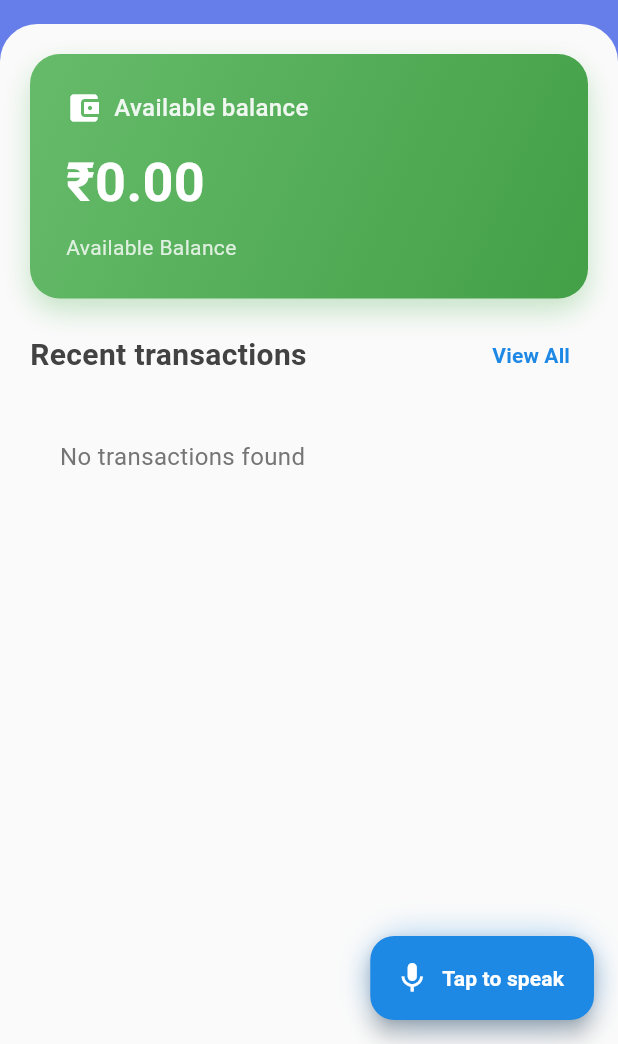
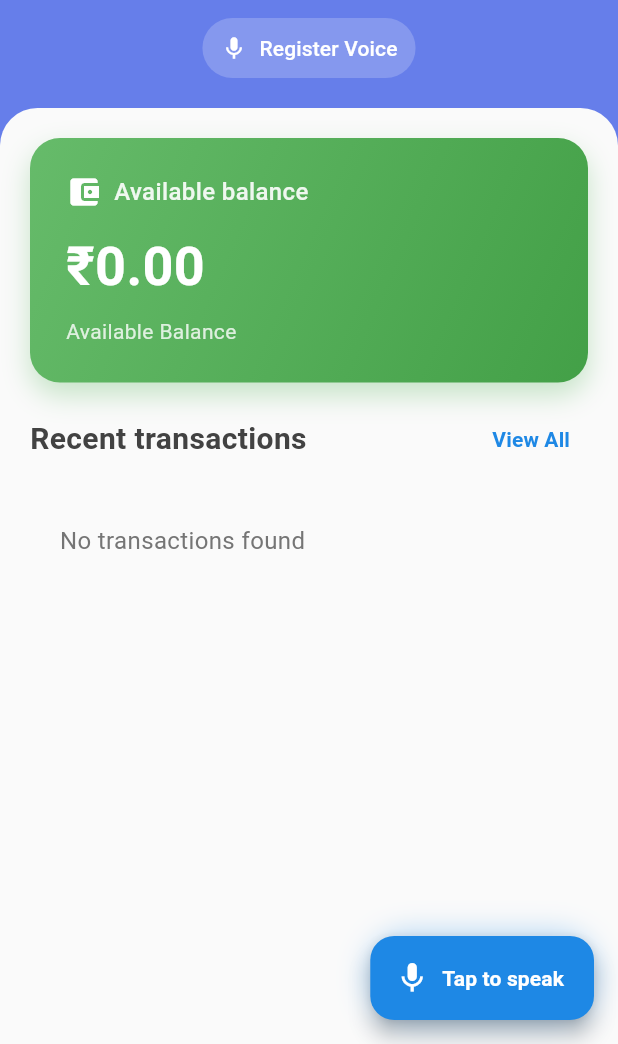
Before and after one commit to joshsoftware/voice-banking, a Flutter app: the VoiceBankHome screen opened by its route, on a phone screen of 412 x 824 dp, the part 192-1236 px from its top. Run offline on Flutter 3.47's test engine with Material 3 defaults, Android fonts, the phone set to English and light mode, and no system bars; our stand-ins replace device_info_plus, dio, flutter_bloc, flutter_dotenv, flutter_tts, permission_handler and 1 more; missing offline and left inert: record; accounts and stored records are empty; network calls fail.

Commit message:
Ticket #PJM-73 - Added a button to register/unregister voice in the Voice Bank Home screen, updating the UI accordingly. - Modified voice verification process to only verify if the user has registered their voice, streamlining the transcription intent flow.

```diff
--- a/mobile_app/lib/screens/voice_bank_home.dart
+++ b/mobile_app/lib/screens/voice_bank_home.dart
@@ -241,6 +241,7 @@
       WidgetsBinding.instance.addPostFrameCallback((_) {
         if (!mounted) return;
         scaffoldMessenger.showSnackBar(snackBar);
+        setState(() {}); // Refresh UI so Register/Unregister button updates
       });
     } catch (e) {
       if (!mounted) return;
@@ -425,6 +426,42 @@
                         style: TextStyle(
                           fontSize: isSmallScreen ? 14 : 16,
                           color: Colors.white.withOpacity(0.9),
+                        ),
+                      ),
+                      const SizedBox(height: 8),
+                      // Register Voice / Unregister Voice button
+                      TextButton.icon(
+                        onPressed: () async {
+                          final isRegistered =
+                              SharedPreferencesService.isVoiceRegistered();
+                          if (isRegistered) {
+                            await _resetVoice(context);
+                          } else {
+                            await Navigator.pushNamed(
+                                context, '/RegistrationVoice');
+                            if (mounted) setState(() {});
+                          }
+                        },
+                        icon: Icon(
+                          SharedPreferencesService.isVoiceRegistered()
+                              ? Icons.voice_over_off
+                              : Icons.mic,
+                          color: Colors.white,
+                          size: 18,
+                        ),
+                        label: Text(
+                          SharedPreferencesService.isVoiceRegistered()
+                              ? "Unregister Voice"
+                              : "Register Voice",
+                          style: const TextStyle(
+                            color: Colors.white,
+                            fontWeight: FontWeight.w500,
+                          ),
+                        ),
+                        style: TextButton.styleFrom(
+                          backgroundColor: Colors.white.withOpacity(0.2),
+                          padding: const EdgeInsets.symmetric(
+                              horizontal: 12, vertical: 6),
                         ),
                       ),
                     ],
@@ -1184,12 +1221,7 @@
               final accepted = await _showAudioStorageConsentDialog(context);
               if (!accepted || !context.mounted) return;
             }
-            // 3. Check voice registration and proceed
-            final isVoiceRegistered = SharedPreferencesService.isVoiceRegistered();
-            if (!isVoiceRegistered) {
-              Navigator.pushNamed(context, '/RegistrationVoice');
-              return;
-            }
+            // 3. Start voice session (repo will skip verification if voice not registered)
             final sessionId = const Uuid().v4();
             bloc.add(StartListening(
               locale: Localizations.localeOf(context).languageCode,
--- a/mobile_app/lib/services/voice_repository.dart
+++ b/mobile_app/lib/services/voice_repository.dart
@@ -373,8 +373,10 @@
 
       ifNotEmptyCallback?.call();
 
-      // Verify voice before transcribing intent (no lockout; user can always retry)
-      await verifyVoice(file);
+      // Verify voice only if user has registered voice; otherwise go straight to transcribe
+      if (SharedPreferencesService.isVoiceRegistered()) {
+        await verifyVoice(file);
+      }
 
       // Get phone number from shared preferences
       final phone = SharedPreferencesService.getMobileNumber();
```
